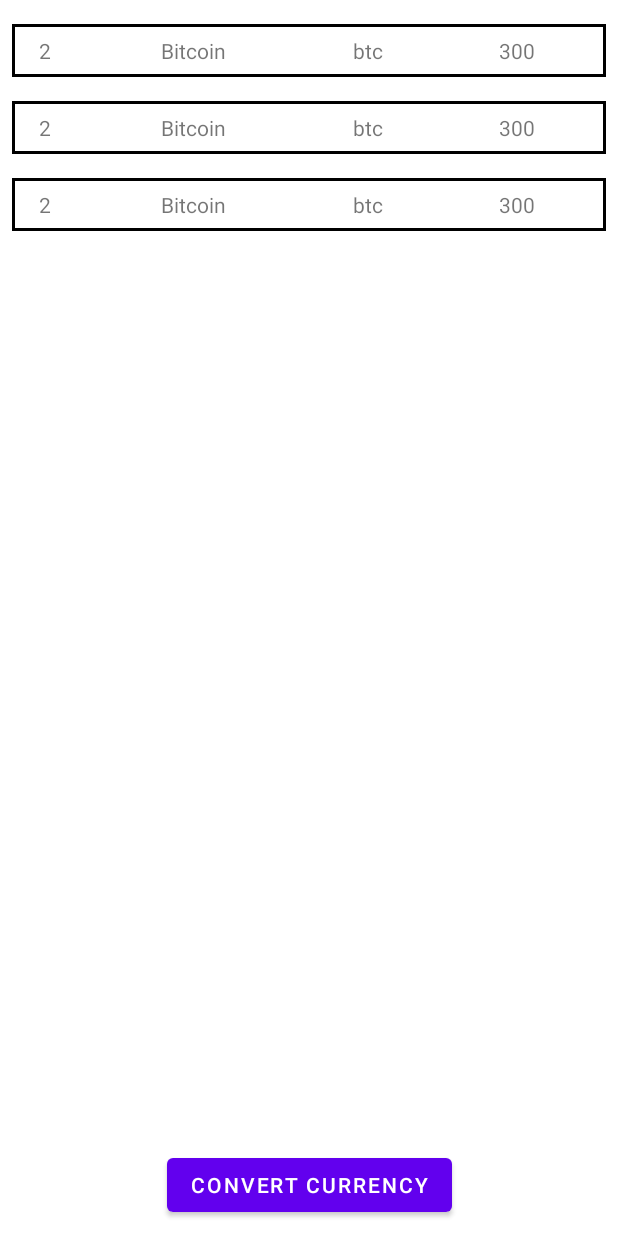
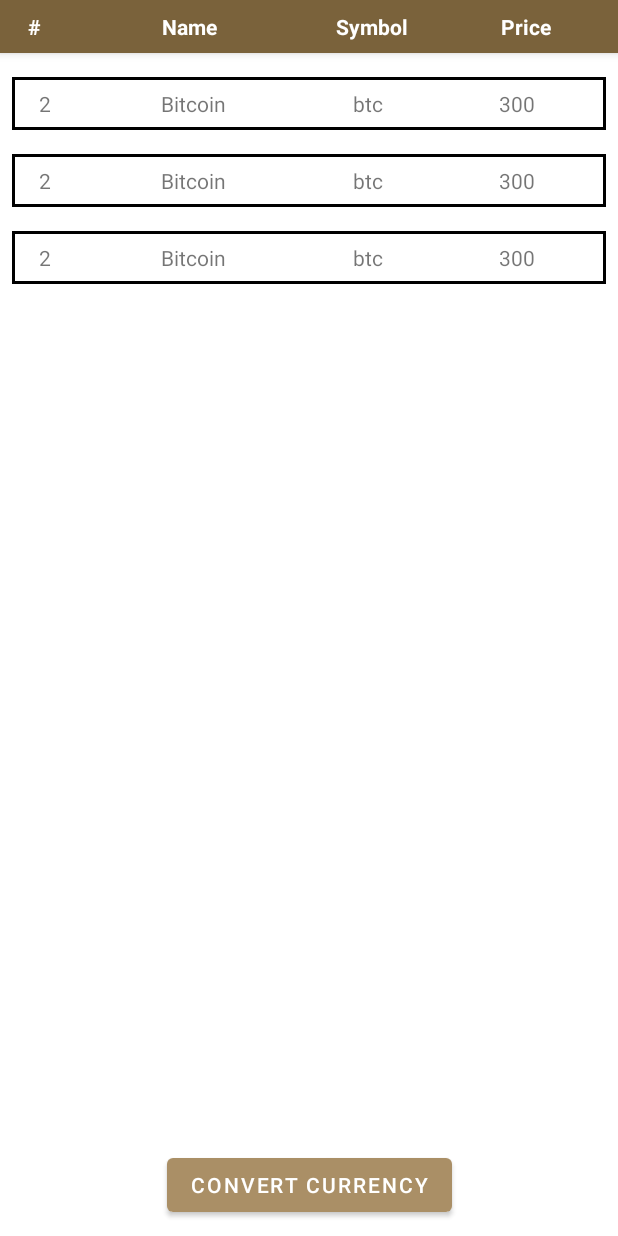
Before and after one commit to Ubitiann/Airlift-Crypto-Converter, an Android app: the layout crypto_list_fragment.xml on its own in the app's theme, with its tools: preview values and no code run, on a phone screen of 412 x 824 dp. Run offline under Robolectric (Android 15) with nearby library versions, the phone set to English and light mode, and no system bars.

Commit message:
-minor changes in UI

```diff
--- a/app/src/main/res/layout/crypto_list_fragment.xml
+++ b/app/src/main/res/layout/crypto_list_fragment.xml
@@ -1,9 +1,11 @@
 <?xml version="1.0" encoding="utf-8"?>
 <layout>
+
     <data>
+
         <variable
             name="clickListener"
-            type="com.airlift.airliftcryptoconverter.interfaces.ConvertCurrencyMoveHandler"/>
+            type="com.airlift.airliftcryptoconverter.interfaces.ConvertCurrencyMoveHandler" />
     </data>
 
     <androidx.constraintlayout.widget.ConstraintLayout xmlns:android="http://schemas.android.com/apk/res/android"
@@ -12,6 +14,69 @@
         android:layout_width="match_parent"
         android:layout_height="match_parent"
         android:elevation="8dp">
+
+        <TableLayout
+            android:id="@+id/header"
+            android:layout_width="match_parent"
+            android:layout_height="wrap_content"
+            android:elevation="4dp"
+            android:background="@color/darkBrown"
+            app:layout_constraintEnd_toEndOf="parent"
+            app:layout_constraintStart_toStartOf="parent"
+            app:layout_constraintTop_toTopOf="parent">
+
+            <TableRow
+                android:id="@+id/table_row"
+                android:layout_width="wrap_content"
+                android:layout_height="match_parent">
+
+                <TextView
+                    android:id="@+id/txt_rank"
+                    style="@style/TableItems"
+                    android:layout_width="0dp"
+                    android:layout_height="wrap_content"
+                    android:layout_column="0"
+                    android:layout_weight=".5"
+                    android:textStyle="bold"
+                    android:textColor="@color/white"
+                    android:text="@string/rank_title" />
+
+                <TextView
+                    android:id="@+id/txt_name"
+                    style="@style/TableItems"
+                    android:layout_width="0dp"
+                    android:layout_height="wrap_content"
+                    android:layout_column="1"
+                    android:layout_weight="2"
+                    android:textStyle="bold"
+                    android:textColor="@color/white"
+                    android:text="@string/name_title" />
+
+                <TextView
+                    android:id="@+id/txt_symbol"
+                    style="@style/TableItems"
+                    android:layout_width="0dp"
+                    android:layout_height="wrap_content"
+                    android:layout_column="2"
+                    android:layout_weight="1"
+                    android:textStyle="bold"
+                    android:textColor="@color/white"
+                    android:text="@string/symbol_title" />
+
+                <TextView
+                    android:id="@+id/txt_price"
+                    style="@style/TableItems"
+                    android:layout_width="0dp"
+                    android:layout_height="wrap_content"
+                    android:layout_column="3"
+                    android:layout_weight="1.5"
+                    android:textStyle="bold"
+                    android:textColor="@color/white"
+                    android:text="@string/price_title" />
+
+            </TableRow>
+
+        </TableLayout>
 
         <androidx.recyclerview.widget.RecyclerView
             android:id="@+id/recyclerView"
@@ -22,7 +87,7 @@
             app:layout_constraintBottom_toTopOf="@id/btnConvertCurrency"
             app:layout_constraintEnd_toEndOf="parent"
             app:layout_constraintStart_toStartOf="parent"
-            app:layout_constraintTop_toTopOf="parent"
+            app:layout_constraintTop_toBottomOf="@id/header"
             tools:listitem="@layout/crypto_list_item" />
 
 
@@ -38,16 +103,16 @@
             app:layout_constraintStart_toStartOf="parent"
             app:layout_constraintTop_toTopOf="parent" />
 
-        <Button
+        <com.google.android.material.button.MaterialButton
             android:id="@+id/btnConvertCurrency"
             android:layout_width="wrap_content"
             android:layout_height="wrap_content"
             android:layout_marginBottom="@dimen/marginBtnConvertCurrencyBottom"
+            android:onClick="@{(view)->clickListener.onFragTransaction(view)}"
             android:text="@string/convertCurrencies"
             app:layout_constraintBottom_toBottomOf="parent"
             app:layout_constraintEnd_toEndOf="parent"
-            app:layout_constraintStart_toStartOf="parent"
-            android:onClick="@{(view)->clickListener.onFragTransaction(view)}"></Button>
+            app:layout_constraintStart_toStartOf="parent"></com.google.android.material.button.MaterialButton>
 
     </androidx.constraintlayout.widget.ConstraintLayout>
 
--- a/app/src/main/res/layout/fragment_crypto_convert.xml
+++ b/app/src/main/res/layout/fragment_crypto_convert.xml
@@ -23,7 +23,7 @@
             android:layout_marginTop="56dp"
             android:digits="@string/numeric_digits"
             android:ems="10"
-            android:hint="0"
+            android:hint="@string/enterValue"
             android:imeOptions="actionDone"
             android:importantForAutofill="no"
             android:inputType="numberDecimal"
@@ -77,7 +77,7 @@
             app:layout_constraintStart_toEndOf="@+id/fromCurrency"
             app:layout_constraintTop_toTopOf="parent" />
 
-        <Button
+        <com.google.android.material.button.MaterialButton
             android:id="@+id/btnConvert"
             style="@style/Widget.AppCompat.Button.Colored"
             android:layout_width="wrap_content"
--- a/app/src/main/res/layout/fragment_splash.xml
+++ b/app/src/main/res/layout/fragment_splash.xml
@@ -4,6 +4,7 @@
         xmlns:app="http://schemas.android.com/apk/res-auto"
         xmlns:tools="http://schemas.android.com/tools"
         android:id="@+id/frameLayout"
+        android:background="@color/lightBrown"
         android:layout_width="match_parent"
         android:layout_height="match_parent">
 
@@ -11,19 +12,17 @@
 
         <TextView
             android:id="@+id/textView"
-            android:layout_width="0dp"
-            android:layout_height="0dp"
-            android:background="@color/_white"
+            android:layout_width="wrap_content"
+            android:layout_height="wrap_content"
             android:gravity="center"
             android:text="@string/splash_title"
-            android:textColor="@color/purple_700"
+            android:textStyle="bold"
+            android:textColor="@color/white"
             android:textSize="@dimen/splashTitleSize"
             app:layout_constraintBottom_toBottomOf="parent"
             app:layout_constraintEnd_toEndOf="parent"
-            app:layout_constraintHorizontal_bias="1.0"
             app:layout_constraintStart_toStartOf="parent"
-            app:layout_constraintTop_toTopOf="parent"
-            app:layout_constraintVertical_bias="0.0" />
+            app:layout_constraintTop_toTopOf="parent"/>
 
         <ImageView
             android:id="@+id/imageView"
--- a/app/src/main/res/values/dimens.xml
+++ b/app/src/main/res/values/dimens.xml
@@ -1,6 +1,6 @@
 <?xml version="1.0" encoding="utf-8"?>
 <resources>
-    <dimen name="splashTitleSize">28sp</dimen>
+    <dimen name="splashTitleSize">24sp</dimen>
     //card radius
     <dimen name="defaultRadius">16dp</dimen>
     <dimen name="marginBtnConvertCurrencyBottom">10dp</dimen>
--- a/app/src/main/res/values/strings.xml
+++ b/app/src/main/res/values/strings.xml
@@ -23,4 +23,5 @@
     <string name="convertCurrencies">Convert Currency</string>
     <string name="errorMessage">Error in Currency List</string>
     <string name="numeric_digits">01234567890</string>
+    <string name="enterValue">Enter Value</string>
 </resources>
--- a/app/src/main/res/values/themes.xml
+++ b/app/src/main/res/values/themes.xml
@@ -2,12 +2,12 @@
     <!-- Base application theme. -->
     <style name="Theme.AirliftCryptoConverter" parent="Theme.MaterialComponents.DayNight.DarkActionBar">
         <!-- Primary brand color. -->
-        <item name="colorPrimary">@color/purple_500</item>
-        <item name="colorPrimaryVariant">@color/purple_700</item>
+        <item name="colorPrimary">@color/lightBrown</item>
+        <item name="colorPrimaryVariant">@color/darkBrown</item>
         <item name="colorOnPrimary">@color/white</item>
         <!-- Secondary brand color. -->
-        <item name="colorSecondary">@color/teal_200</item>
-        <item name="colorSecondaryVariant">@color/teal_700</item>
+        <item name="colorSecondary">@color/lightOrange</item>
+        <item name="colorSecondaryVariant">@color/darkOrange</item>
         <item name="colorOnSecondary">@color/black</item>
         <!-- Status bar color. -->
         <item name="android:statusBarColor" tools:targetApi="l">?attr/colorPrimaryVariant</item>
```
